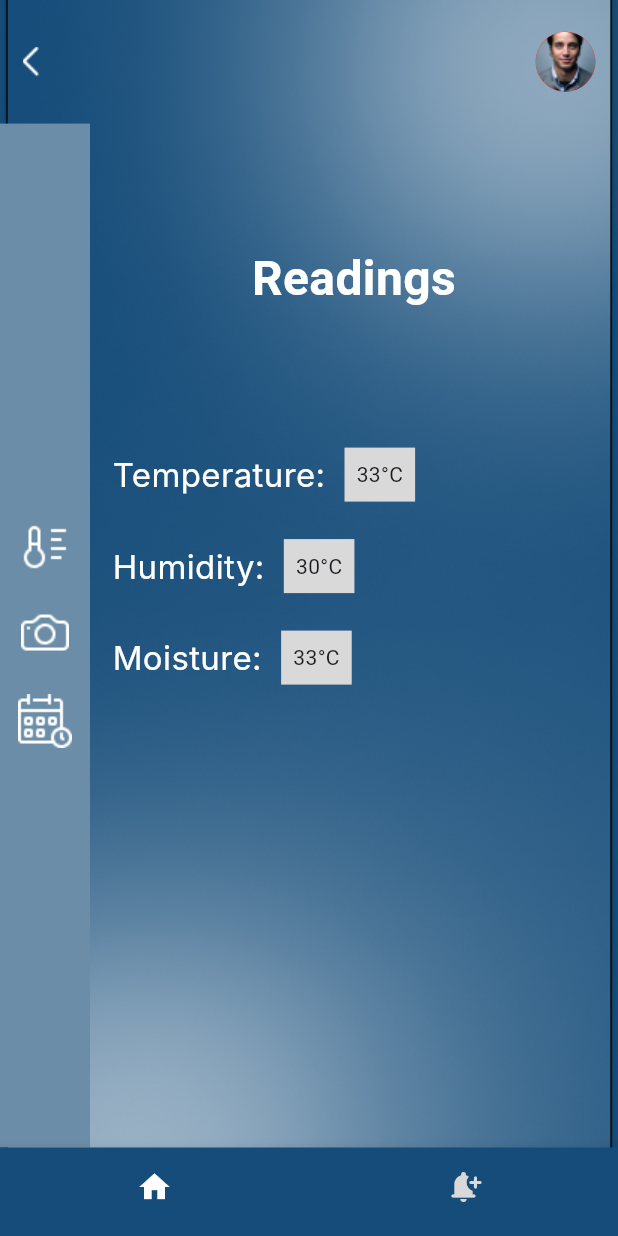
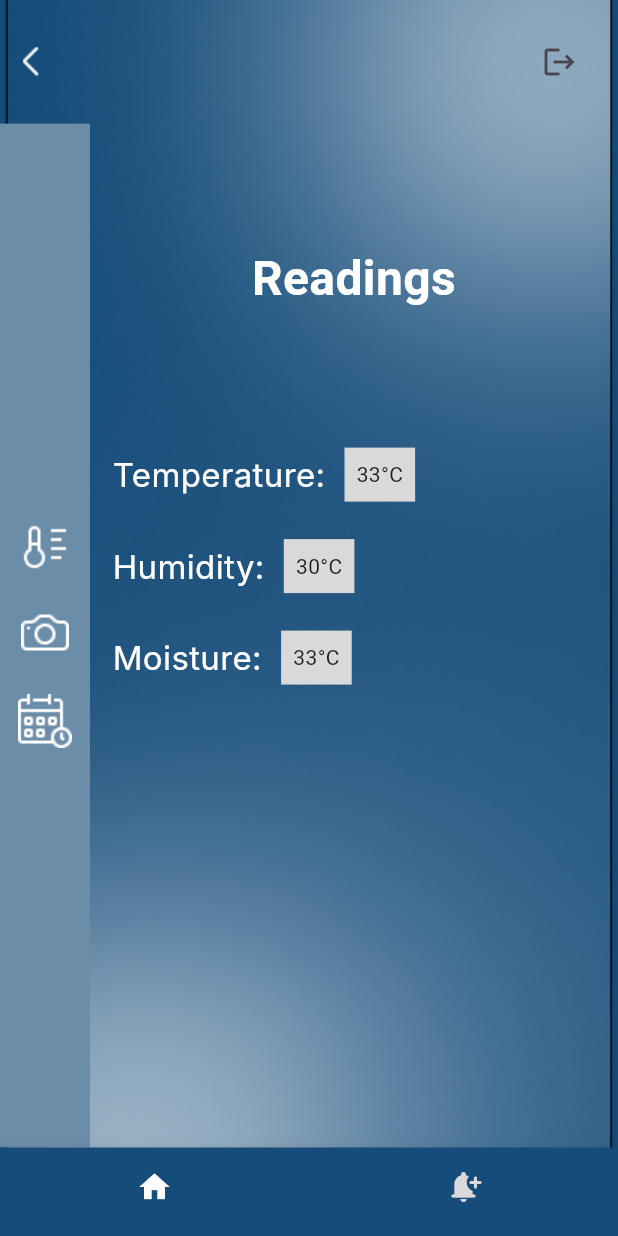
Before and after one commit to uroojmajid2000/smartpetfeeder, a Flutter app: the LayoutScreen screen opened by its route, on a phone screen of 412 x 824 dp. Run offline on Flutter 3.47's test engine with Material 3 defaults, Android fonts, the light colour scheme and no system bars; our stand-ins replace fluttertoast, get, table_calendar; missing offline and left inert: simple_table_calendar, time_picker_spinner_pop_up; Roboto replaces fonts that are missing (Inter, Montserrat).

Commit message:
logout api integrated

```diff
--- a/lib/view/layout/layout_screen.dart
+++ b/lib/view/layout/layout_screen.dart
@@ -259,6 +259,8 @@ import 'package:flutter/material.dart';
 import 'package:get/get.dart';
 import 'package:smart_pet_feeder/res/components/notification_widget.dart';
 import 'package:smart_pet_feeder/res/routes/routes_name.dart';
+import 'package:smart_pet_feeder/view/Signup/signup_controller.dart';
+import 'package:smart_pet_feeder/view/login/login_screen.dart';
 
 class LayoutScreen extends StatefulWidget {
   const LayoutScreen({super.key});
@@ -268,6 +270,8 @@ class LayoutScreen extends StatefulWidget {
 }
 
 class _LayoutScreenState extends State<LayoutScreen> {
+  final SignupController _signupController = Get.put(SignupController());
+
   int _selectedIndex = 0;
 
   void _onItemTapped(int index) {
@@ -460,18 +464,33 @@ class _LayoutScreenState extends State<LayoutScreen> {
                       mainAxisAlignment: MainAxisAlignment.spaceBetween,
                       children: [
                         Image.asset("assets/icons/back_icon.png"),
-                        Container(
-                          width: 40,
-                          height: 40,
-                          decoration: ShapeDecoration(
-                            color: Colors.red,
-                            image: DecorationImage(
-                              image:
-                                  AssetImage("assets/images/profile_image.png"),
-                              fit: BoxFit.fill,
-                            ),
-                            shape: OvalBorder(),
-                          ),
+                        // Container(
+                        //   width: 40,
+                        //   height: 40,
+                        //   decoration: ShapeDecoration(
+                        //     color: Colors.red,
+                        //     image: DecorationImage(
+                        //       image:
+                        //           AssetImage("assets/images/profile_image.png"),
+                        //       fit: BoxFit.fill,
+                        //     ),
+                        //     shape: OvalBorder(),
+                        //   ),
+                        // ),
+
+                        IconButton(
+                          icon: Icon(Icons.logout),
+                          onPressed: () async {
+                            var result = await _signupController.logout();
+                            if (result['success']) {
+                              // Handle successful logout (e.g., navigate to login screen)
+                              // Get.offAll(LoginScreen());
+                              Get.offAllNamed(RouteName.loginScreen);
+                            } else {
+                              // Show error message
+                              Get.snackbar('Error', result['message']);
+                            }
+                          },
                         ),
                       ],
                     ),
@@ -516,7 +535,7 @@ class _LayoutScreenState extends State<LayoutScreen> {
                               //   });
                               // },
 
-                             onTap: () {
+                              onTap: () {
                                 Get.toNamed(RouteName.schedulecreatescreen);
                               },
                               child:
```
Also changed, not shown: lib/view/Signup/signup_controller.dart (+94 -3 lines).
